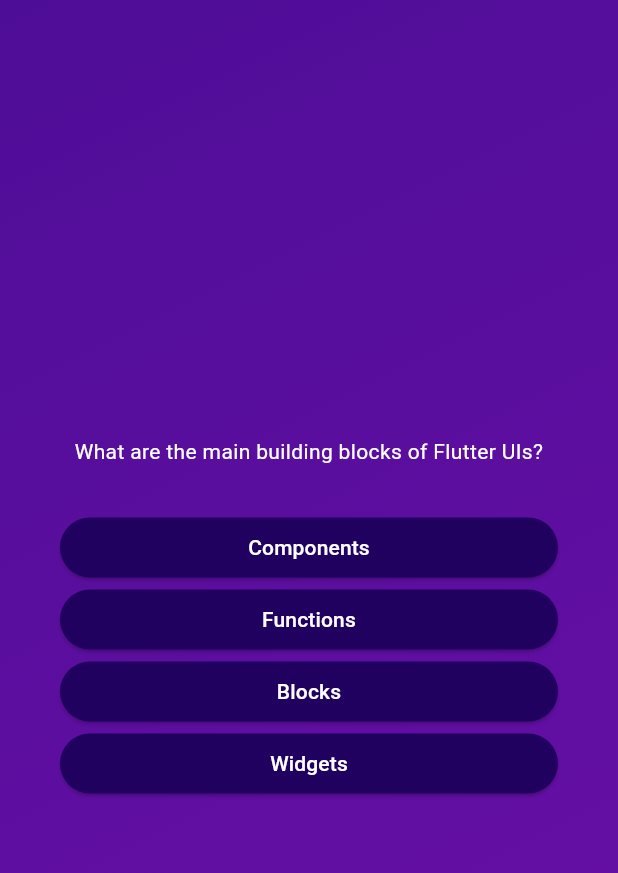
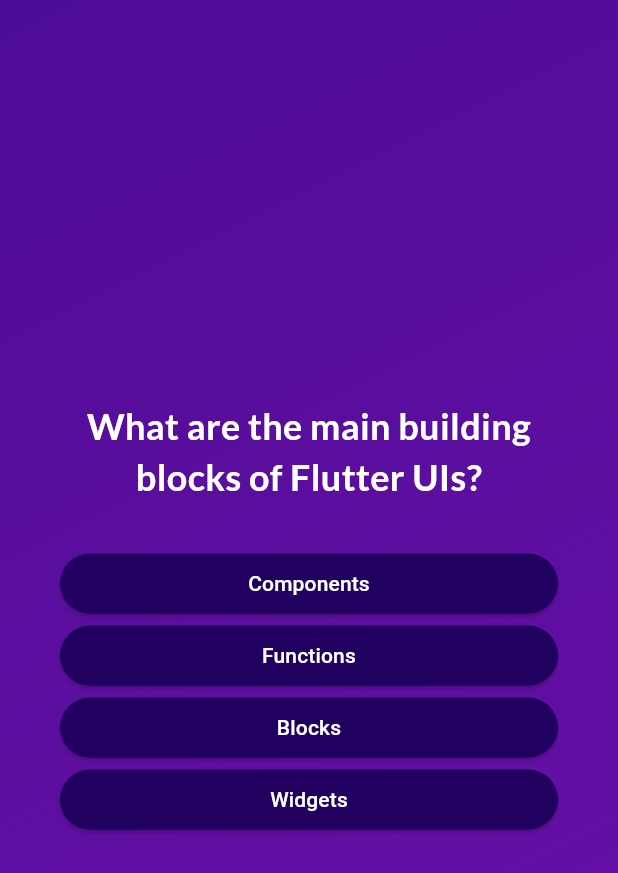
Before and after one commit to laith977/quiz_app, a Flutter app: the screen it shows after launch, after a tap on "Start Quiz", on a phone screen of 412 x 824 dp. Shown: the top 873 px of the screen. Run offline on Flutter 3.47's test engine with Material 3 defaults, Android fonts, the phone set to English and light mode, and no system bars; our stand-ins replace google_fonts.

Commit message:
google font

```diff
--- a/lib/questions_screen.dart
+++ b/lib/questions_screen.dart
@@ -1,6 +1,7 @@
 import 'package:flutter/material.dart';
 import 'package:quiz_app/answer_button.dart';
 import 'package:quiz_app/data/questions.dart';
+import 'package:google_fonts/google_fonts.dart';
 
 class QuestionsScreen extends StatefulWidget {
   const QuestionsScreen({super.key});
@@ -34,7 +35,11 @@ class _QuestionsScreenState extends State<QuestionsScreen> {
           children: [
             Text(
               questions[currentQuestionIndex].text,
-              style: const TextStyle(color: Colors.white),
+              style: GoogleFonts.lato(
+                color: Colors.white,
+                fontSize: 24,
+                fontWeight: FontWeight.bold,
+              ),
               textAlign: TextAlign.center,
             ),
             const SizedBox(height: 30),
--- a/lib/start_screen.dart
+++ b/lib/start_screen.dart
@@ -1,4 +1,5 @@
 import 'package:flutter/material.dart';
+import 'package:google_fonts/google_fonts.dart';
 
 class StartScreen extends StatelessWidget {
   const StartScreen(this.startQuiz, {super.key});
@@ -21,11 +22,12 @@ class StartScreen extends StatelessWidget {
             color: const Color.fromARGB(150, 255, 255, 255),
           ),
           const SizedBox(height: 80),
-          const Text(
+          Text(
             'Learn Flutter the fun way!',
-            style: TextStyle(
-              color: Color.fromARGB(255, 237, 223, 252),
+            style: GoogleFonts.lato(
+              color: const Color.fromARGB(255, 237, 223, 252),
               fontSize: 24,
+              fontWeight: FontWeight.bold,
             ),
           ),
           const SizedBox(height: 32),
--- a/pubspec.yaml
+++ b/pubspec.yaml
@@ -34,6 +34,7 @@ dependencies:
   # The following adds the Cupertino Icons font to your application.
   # Use with the CupertinoIcons class for iOS style icons.
   cupertino_icons: ^1.0.8
+  google_fonts: ^8.1.0
 
 dev_dependencies:
   flutter_test:
```
Also changed, not shown: pubspec.lock, 2 other files.
